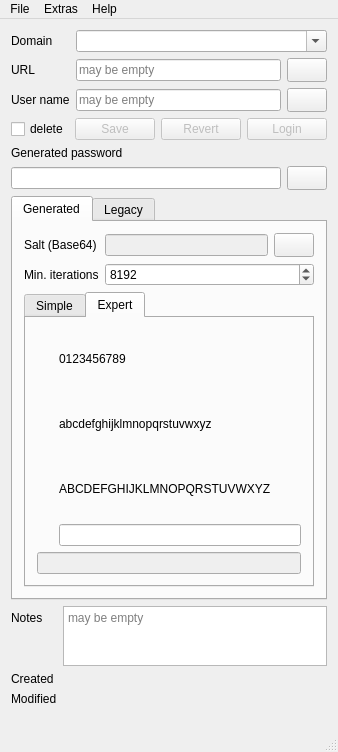
First picture: the form in Qt-SESAM/mainwindow.ui, repository 607011/Qt-SESAM, before the edit.
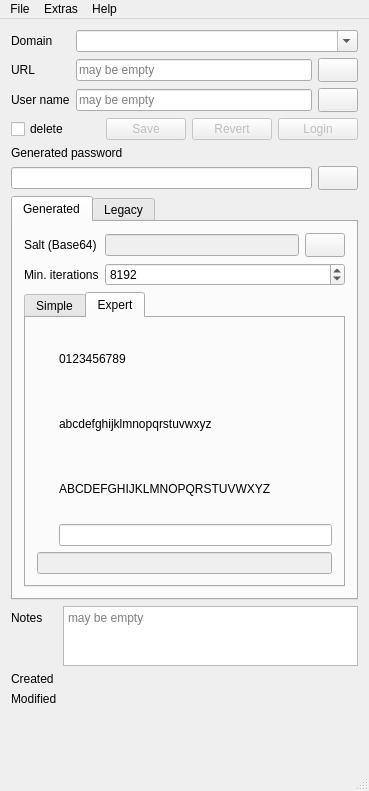
Second picture: the form after the edit. Icons and pictures are not drawn.

Commit message: Login button removed on non-WIN32 platforms.

Patch:
```diff
--- a/Qt-SESAM/mainwindow.ui
+++ b/Qt-SESAM/mainwindow.ui
@@ -6,8 +6,8 @@
    <rect>
     <x>0</x>
     <y>0</y>
-    <width>332</width>
-    <height>752</height>
+    <width>369</width>
+    <height>791</height>
    </rect>
   </property>
   <property name="windowTitle">
@@ -695,8 +695,8 @@
     <rect>
      <x>0</x>
      <y>0</y>
-     <width>332</width>
-     <height>21</height>
+     <width>369</width>
+     <height>22</height>
     </rect>
    </property>
    <widget class="QMenu" name="menuFile">
```
Left out of the diff: 2 changed lines with no effect on the pictures. The commit also changes 1 other file.
